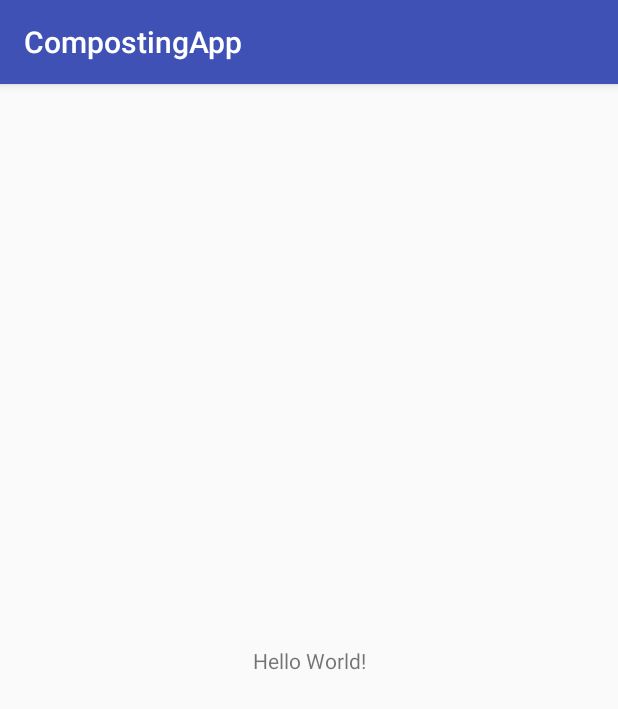
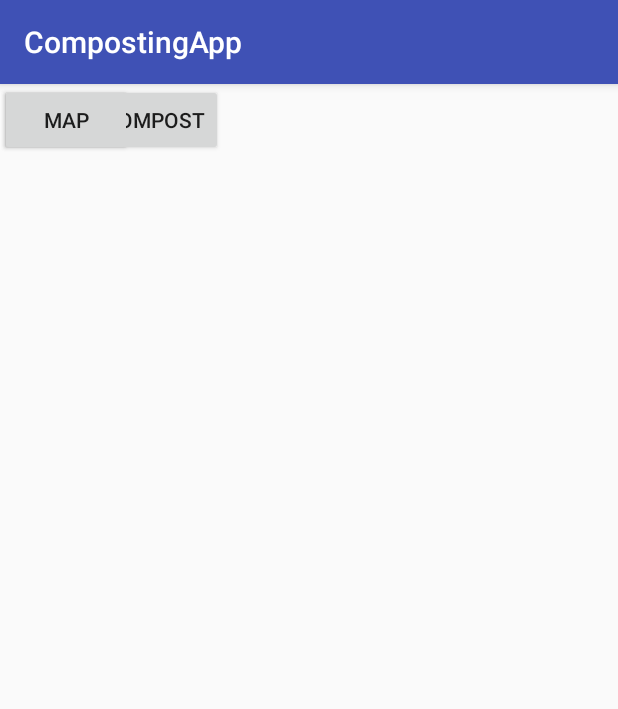
Before and after one commit to elenaspasova/https-github.com-BallardHSCS-compostingApp, an Android app: the screen it shows after launch (MainActivity), on a phone screen of 412 x 824 dp. Shown: the top 709 px of the screen. Run offline under Robolectric (Android 15) with nearby library versions, the phone set to English and light mode, and no system bars.

Commit message:
Add buttons and new activities (Unfinished)

```diff
--- a/app/src/main/AndroidManifest.xml
+++ b/app/src/main/AndroidManifest.xml
@@ -15,6 +15,12 @@
 
                 <category android:name="android.intent.category.LAUNCHER" />
             </intent-filter>
+
+
+        </activity>
+        <activity
+            android:name=".ToActivity"
+            android:label="@string/app_name">
         </activity>
     </application>
 
--- a/app/src/main/java/com/example/bal_esspasova/compostingapp/MainActivity.java
+++ b/app/src/main/java/com/example/bal_esspasova/compostingapp/MainActivity.java
@@ -1,7 +1,9 @@
 package com.example.bal_esspasova.compostingapp;
 
+import android.content.Intent;
 import android.support.v7.app.AppCompatActivity;
 import android.os.Bundle;
+import android.view.View;
 
 public class MainActivity extends AppCompatActivity {
 
@@ -10,4 +12,10 @@ public class MainActivity extends AppCompatActivity {
         super.onCreate(savedInstanceState);
         setContentView(R.layout.activity_main);
     }
+
+    public void sendMessage(View view)
+    {
+        Intent intent = new Intent(FromActivity.this, ToActivity.class);
+        startActivity(intent);
+    }
 }
--- a/app/src/main/res/layout/activity_main.xml
+++ b/app/src/main/res/layout/activity_main.xml
@@ -6,13 +6,21 @@
     android:layout_height="match_parent"
     tools:context="com.example.bal_esspasova.compostingapp.MainActivity">
 
-    <TextView
+    <Button
+        android:id="@+id/button"
         android:layout_width="wrap_content"
         android:layout_height="wrap_content"
-        android:text="Hello World!"
-        app:layout_constraintBottom_toBottomOf="parent"
-        app:layout_constraintLeft_toLeftOf="parent"
-        app:layout_constraintRight_toRightOf="parent"
-        app:layout_constraintTop_toTopOf="parent" />
+        android:text="How to Compost"
+        tools:layout_editor_absoluteX="53dp"
+        tools:layout_editor_absoluteY="192dp"
+        android:onClick="sendMessage"/>
 
+    <Button
+        android:id="@+id/button2"
+        android:layout_width="wrap_content"
+        android:layout_height="wrap_content"
+        android:text="Map"
+        tools:layout_editor_absoluteX="213dp"
+        tools:layout_editor_absoluteY="192dp"
+        android:onClick="sendMessage"/>
 </android.support.constraint.ConstraintLayout>
```
